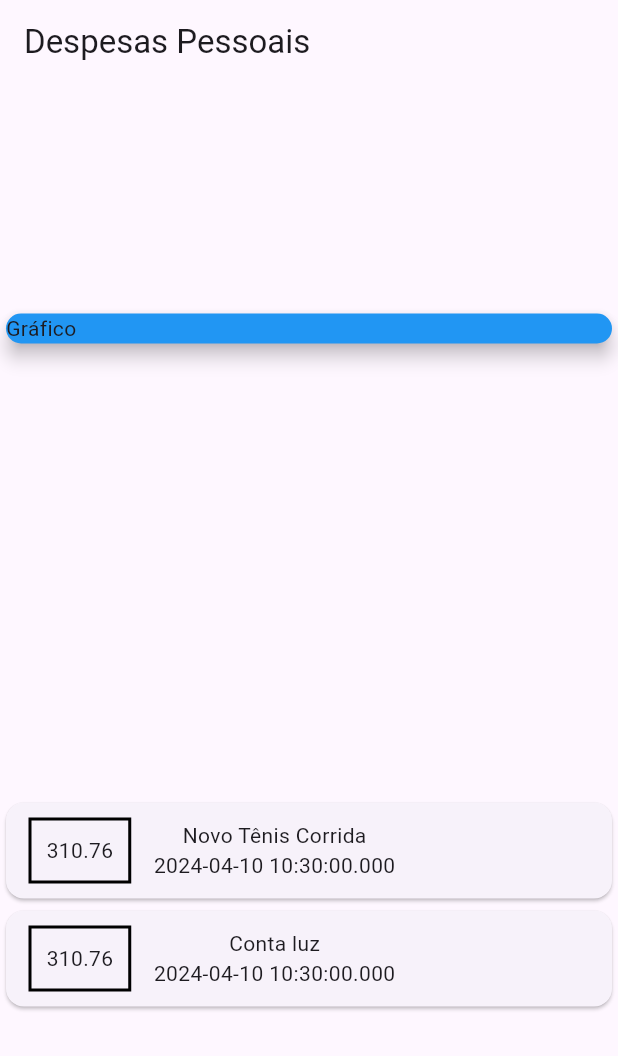
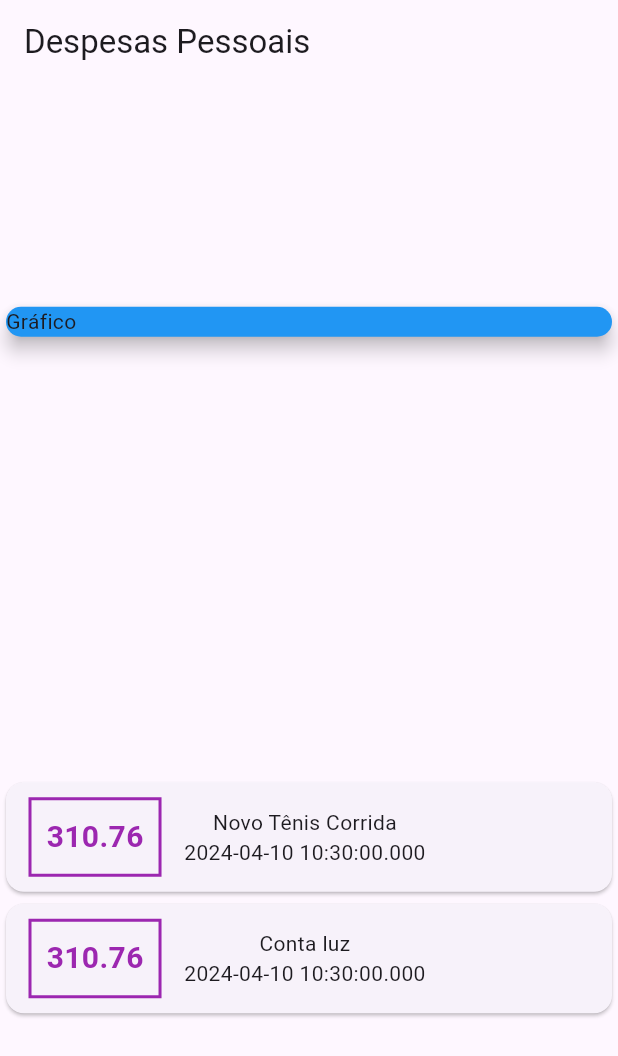
Before and after one commit to adevalter/expenses, a Flutter app: the screen it shows after launch, on a phone screen of 412 x 824 dp. Shown: the top 1056 px of the screen. Run offline on Flutter 3.47's test engine with Material 3 defaults, Android fonts, the phone set to English and light mode, and no system bars.

Commit message:
aplicado estilo texto valor

```diff
--- a/lib/main.dart
+++ b/lib/main.dart
@@ -8,7 +8,7 @@ class ExpensesApp extends StatelessWidget {
 
   @override
   Widget build(BuildContext context) {
-    return  MaterialApp(home: MyHomePage());
+    return MaterialApp(home: MyHomePage());
   }
 }
 
@@ -36,8 +36,10 @@ class MyHomePage extends StatelessWidget {
           Container(
             width: double.infinity,
             child: const Card(
-                color: Colors.blue, elevation: 5,
-                child: Text("Gráfico"),),
+              color: Colors.blue,
+              elevation: 5,
+              child: Text("Gráfico"),
+            ),
           ),
           Column(
             children: <Widget>[
@@ -47,20 +49,28 @@ class MyHomePage extends StatelessWidget {
                     children: <Widget>[
                       Container(
                         margin: const EdgeInsets.symmetric(
-                          horizontal: 15,
-                          vertical: 10
-                        ),
-                        decoration: BoxDecoration(border: Border.all(
-                          color: Colors.black,
+                            horizontal: 15, vertical: 10),
+                        decoration: BoxDecoration(
+                            border: Border.all(
+                          color: Colors.purple,
                           width: 2,
                         )),
                         padding: const EdgeInsets.all(10),
-                        child: Text(tr.value.toString()),
+                        child: Text(
+                          tr.value.toString(),
+                          style: const TextStyle(
+                            fontWeight: FontWeight.bold,
+                            fontSize: 20,
+                            color: Colors.purple,
+                          ),
+                        ),
                       ),
-                      Column( children: <Widget>[
-                        Text(tr.title),
-                        Text(tr.date.toString()),
-                      ],)
+                      Column(
+                        children: <Widget>[
+                          Text(tr.title),
+                          Text(tr.date.toString()),
+                        ],
+                      )
                     ],
                   ),
                 );
```
